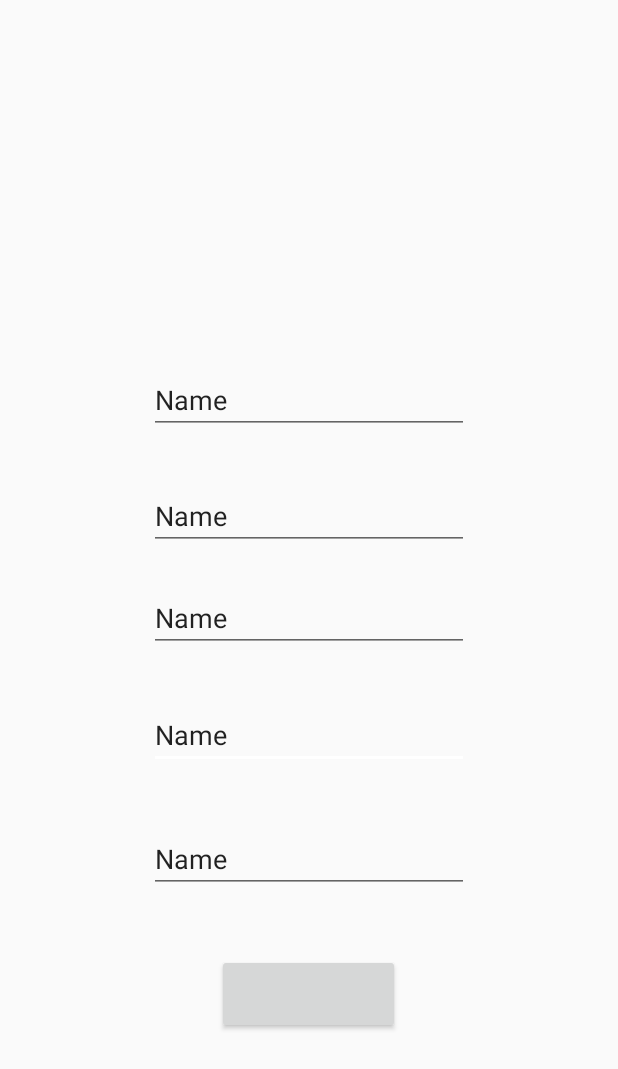
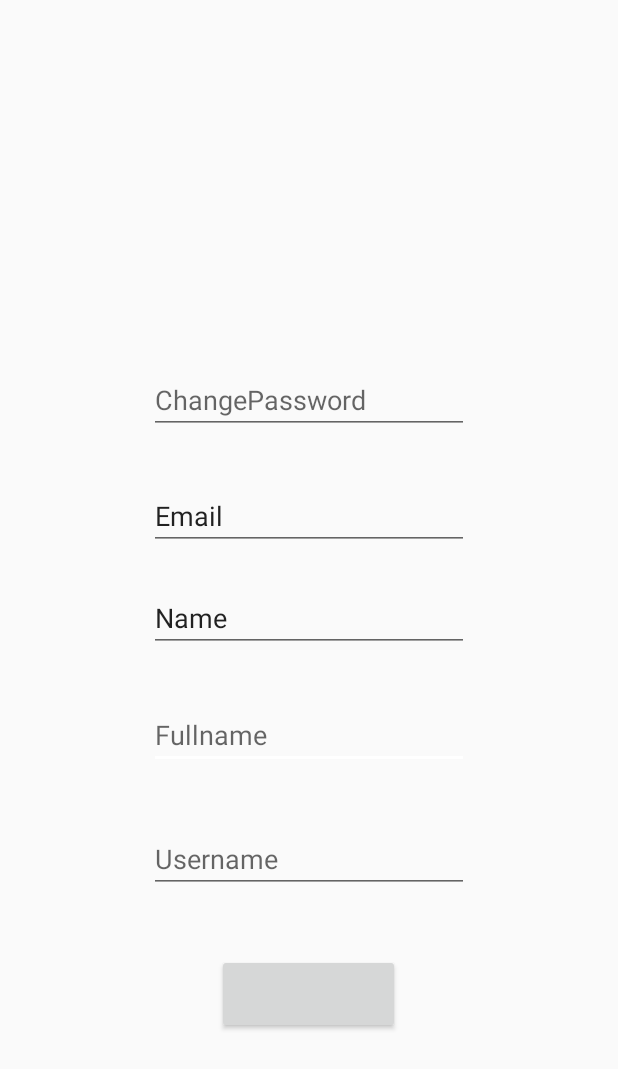
Before and after one commit to AndiniWu/tubesmobile, an Android app: the EditProfile screen opened directly, with no data from a screen before it, on a phone screen of 412 x 824 dp. Shown: the top 1069 px of the screen. Run offline under Robolectric (Android 15) with nearby library versions, the phone set to English and light mode, and no system bars; our stand-ins replace Firebase (no records; nobody signed in at launch, a user with empty details on screens opened directly); 1 statement that could not run was skipped.

Commit message:
EditProfile

```diff
--- a/app/src/main/java/com/example/myproperty/EditProfile.java
+++ b/app/src/main/java/com/example/myproperty/EditProfile.java
@@ -2,6 +2,9 @@ package com.example.myproperty;
 
 import android.support.v7.app.AppCompatActivity;
 import android.os.Bundle;
+import android.view.View;
+
+import com.google.firebase.auth.FirebaseAuth;
 
 public class EditProfile extends AppCompatActivity {
 
@@ -9,5 +12,32 @@ public class EditProfile extends AppCompatActivity {
     protected void onCreate(Bundle savedInstanceState) {
         super.onCreate(savedInstanceState);
         setContentView(R.layout.activity_edit_profile2);
+
+        mAuth = FirebaseAuth.getInstance();
+    }
+
+    private void updateprofile(Profile profile) {
+        /**
+         * Baris kode yang digunakan untuk mengupdate data profile
+         * yang sudah dimasukkan di Firebase Realtime Database
+         */
+        database.child("profile") //akses parent index, ibaratnya seperti nama tabel
+                .child(profil.getKey()) //select data berdasarkan key
+                .setValue(profil) //set value data yang baru
+                .addOnSuccessListener(this, new OnSuccessListener<Void>() {
+                    @Override
+                    public void onSuccess(Void aVoid) {
+
+                        /**
+                         * Baris kode yang akan dipanggil apabila proses update barang sukses
+                         */
+                        Snackbar.make(findViewById(R.id.bt_submit), "Data berhasil diupdatekan", Snackbar.LENGTH_LONG).setAction("Oke", new View.OnClickListener() {
+                            @Override
+                            public void onClick(View view) {
+                                finish();
+                            }
+                        }).show();
+                    }
+                });
     }
 }
--- a/app/src/main/res/layout/activity_edit_profile2.xml
+++ b/app/src/main/res/layout/activity_edit_profile2.xml
@@ -12,7 +12,7 @@
         android:layout_height="wrap_content"
         android:ems="10"
         android:inputType="textPersonName"
-        android:text="Name"
+        android:hint="Fullname"
         app:layout_constraintBottom_toBottomOf="parent"
         app:layout_constraintEnd_toEndOf="parent"
         app:layout_constraintStart_toStartOf="parent"
@@ -25,7 +25,7 @@
         android:layout_height="wrap_content"
         android:ems="10"
         android:inputType="textPersonName"
-        android:text="Name"
+        android:hint="Username"
         app:layout_constraintBottom_toBottomOf="parent"
         app:layout_constraintEnd_toEndOf="parent"
         app:layout_constraintStart_toStartOf="parent"
@@ -50,8 +50,8 @@
         android:layout_width="wrap_content"
         android:layout_height="wrap_content"
         android:ems="10"
-        android:inputType="textPersonName"
-        android:text="Name"
+        android:inputType="textEmailAddress"
+        android:text="Email"
         app:layout_constraintBottom_toBottomOf="parent"
         app:layout_constraintEnd_toEndOf="parent"
         app:layout_constraintStart_toStartOf="parent"
@@ -63,8 +63,8 @@
         android:layout_width="wrap_content"
         android:layout_height="wrap_content"
         android:ems="10"
-        android:inputType="textPersonName"
-        android:text="Name"
+        android:inputType="textPassword"
+        android:hint="ChangePassword"
         app:layout_constraintBottom_toBottomOf="parent"
         app:layout_constraintEnd_toEndOf="parent"
         app:layout_constraintStart_toStartOf="parent"
```
